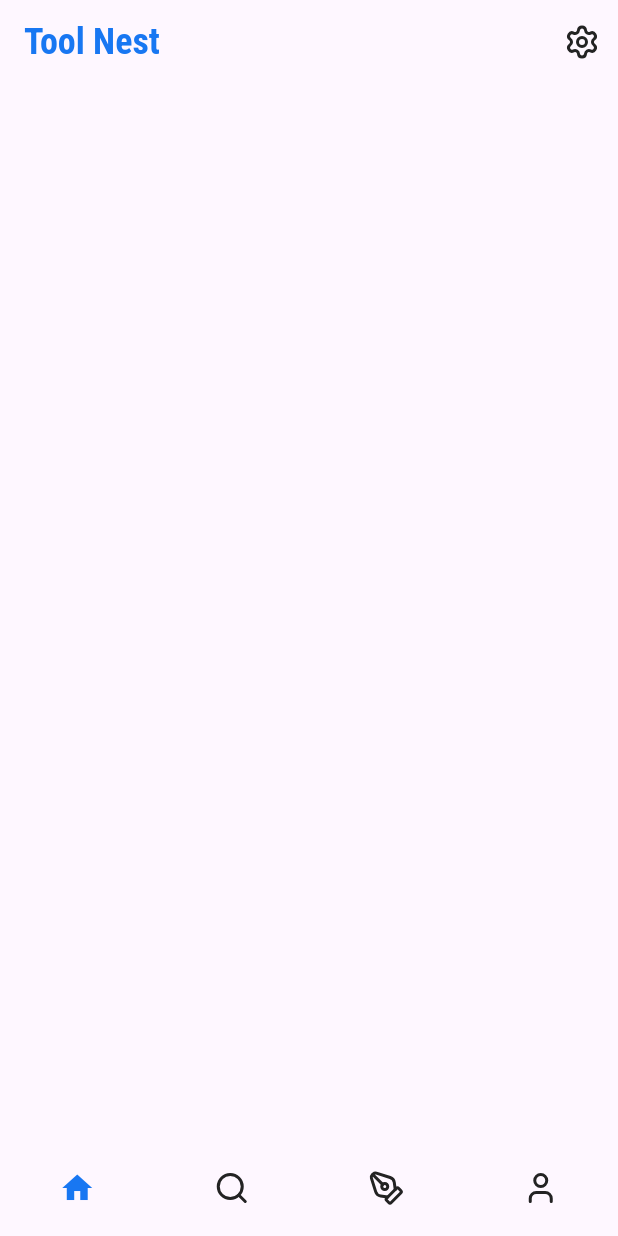
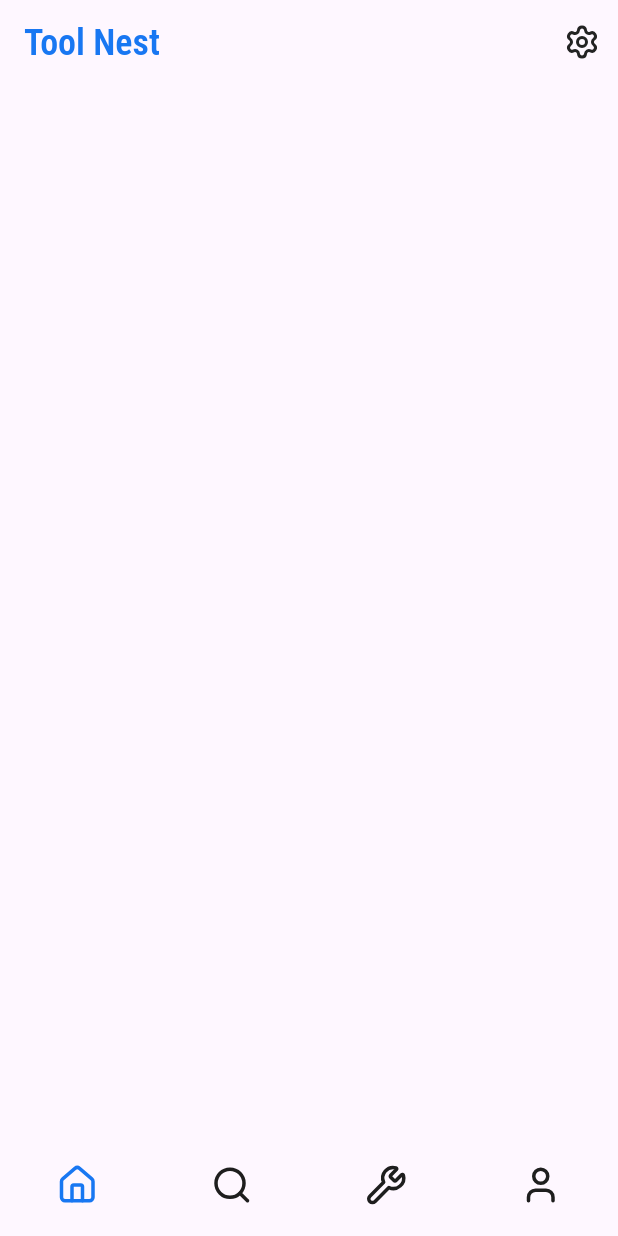
Before and after one commit to alaminsk99/tool_nest, a Flutter app: the screen it shows after launch, on a phone screen of 412 x 824 dp. Run offline on Flutter 3.47's test engine with Material 3 defaults, Android fonts, the phone set to English and light mode, and no system bars; our stand-ins replace flutter_bloc, flutter_native_splash, fluttertoast, gap, lucide_icons_flutter.

Commit message:
Some Changes for Design purpose.

```diff
--- a/lib/config/theme/custom_themes/bottom_nav_bar_theme/bottom_nav_bar_theme.dart
+++ b/lib/config/theme/custom_themes/bottom_nav_bar_theme/bottom_nav_bar_theme.dart
@@ -1,5 +1,6 @@
 import 'package:flutter/material.dart';
 import 'package:tool_nest/core/constants/colors.dart';
+import 'package:tool_nest/core/constants/sizes.dart';
 
 class TNBottomNavBarTheme {
   TNBottomNavBarTheme._(); // Private constructor to prevent instantiation
@@ -7,11 +8,12 @@ class TNBottomNavBarTheme {
   static const lightBottomNavBarTheme = BottomNavigationBarThemeData(
     backgroundColor: TNColors.transparent,
     elevation: 0,
-    selectedIconTheme: IconThemeData(color: TNColors.materialPrimaryColor,),
-    unselectedIconTheme: IconThemeData(color: TNColors.blacks,),
+    selectedIconTheme: IconThemeData(color: TNColors.materialPrimaryColor,size: TNSizes.iconSizeMDForBottoms),
+    unselectedIconTheme: IconThemeData(color: TNColors.black,size: TNSizes.iconSizeMDForBottoms),
     showSelectedLabels: false,
     showUnselectedLabels: false,
     type: BottomNavigationBarType.fixed,
 
+
   );
 }
--- a/lib/core/constants/colors.dart
+++ b/lib/core/constants/colors.dart
@@ -7,9 +7,12 @@ class TNColors {
 
   /// App Basic Color
   // Changed to match the prominent blue-purple in buttons and icons
+  // Uses Color
   static const Color primary = Color(0xff1877F2);
   // Light grey, suitable for secondary button backgrounds or subtle UI elements
+  // Uses Color
   static const Color secondary = Color(0xffF2F2F5);
+  // Uses Color
   static const Color black = Color(0xff1E1E1E); // Darkest text/icon color
 
   // Updated MaterialColor to be based on the new primary color
--- a/lib/core/constants/sizes.dart
+++ b/lib/core/constants/sizes.dart
@@ -15,6 +15,7 @@ class TNSizes {
   static const double iconSizeXS = 12.0;
   static const double iconSizeSM = 16.0;
   static const double iconSizeMD = 24.0;
+  static const double iconSizeMDForBottoms = 28.0;
   static const double iconSizeLG = 32.0;
 
   /// Padding Sizes
--- a/lib/presentation/pages/home/widgets/appbar/home_appbar.dart
+++ b/lib/presentation/pages/home/widgets/appbar/home_appbar.dart
@@ -13,7 +13,7 @@ class HomeAppbar extends StatelessWidget implements PreferredSizeWidget{
   @override
   Widget build(BuildContext context) {
     return AppBar(
-        title: Text(TNTextStrings.appName,style: TextStyle().copyWith(color: TNColors.primary,fontSize: TNSizes.fontSizeXXL,fontWeight: FontWeight.bold),),
+        title: Text(TNTextStrings.appName,style: Theme.of(context).textTheme.headlineMedium!.copyWith(color: TNColors.primary,fontWeight: FontWeight.w600),),
         actions: [IconButton(onPressed: (){},icon:  Icon(LucideIcons.settings),),]
     );
   }
--- a/lib/presentation/widgets/bottom_nav_bar.dart
+++ b/lib/presentation/widgets/bottom_nav_bar.dart
@@ -19,9 +19,9 @@ class BottomNavBar extends StatelessWidget {
 
 
           items: const [
-            BottomNavigationBarItem(icon: Icon(Icons.home),label: "Home" ),
+            BottomNavigationBarItem(icon: Icon(LucideIcons.house),label: "Home" ),
             BottomNavigationBarItem(icon: Icon(LucideIcons.search), label: "Search" ),
-            BottomNavigationBarItem(icon: Icon(LucideIcons.penTool), label: "Tools"),
+            BottomNavigationBarItem(icon: Icon(LucideIcons.wrench), label: "Tools"),
             BottomNavigationBarItem(icon: Icon(LucideIcons.user),label: "Profile"),
           ],
         );
```
